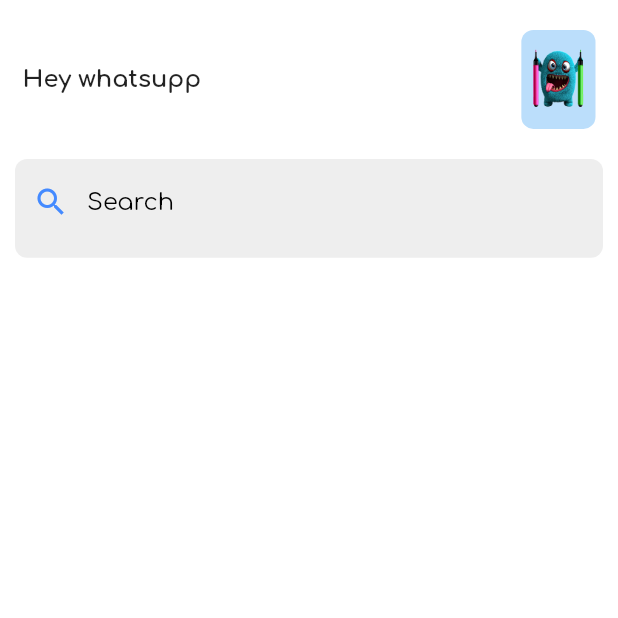
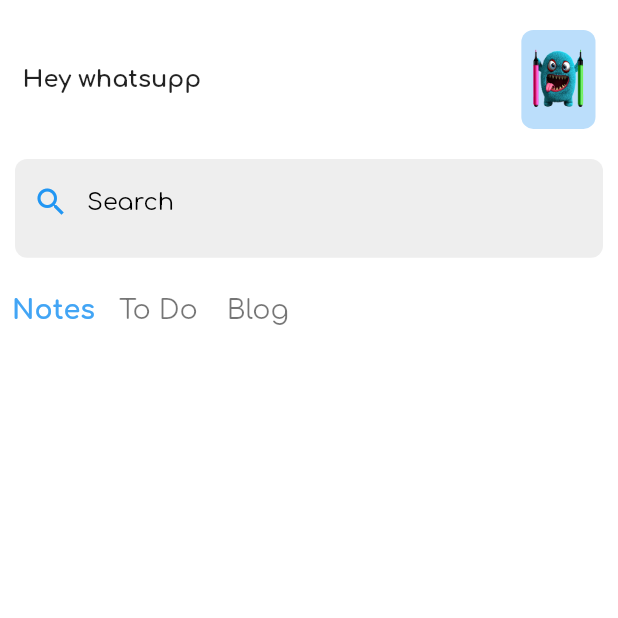
Before and after one commit to erdemgocen44/todo-app, a Flutter app: the screen it shows after launch, on a phone screen of 412 x 824 dp, the top half of it. Run offline on Flutter 3.47's test engine with Material 2 defaults, Android fonts, the phone set to English and light mode, and no system bars.

Commit message:
listbutton tamam

```diff
--- /dev/null
+++ b/lib/Pages/components/list_button_box.dart
@@ -0,0 +1,57 @@
+import 'package:flutter/material.dart';
+
+class ListButtonBox extends StatelessWidget {
+  const ListButtonBox({
+    Key? key,
+  }) : super(key: key);
+
+  @override
+  Widget build(BuildContext context) {
+    return Padding(
+      padding: const EdgeInsets.symmetric(vertical: 11.0),
+      child: Row(
+        children: [
+          ListButton(
+            isActive: true,
+            press: () {},
+            title: 'Notes',
+          ),
+          ListButton(
+            press: () {},
+            title: 'To Do',
+          ),
+          ListButton(
+            press: () {},
+            title: 'Blog',
+          ),
+        ],
+      ),
+    );
+  }
+}
+
+class ListButton extends StatelessWidget {
+  ListButton({
+    Key? key,
+    this.isActive = false,
+    required this.title,
+    required this.press,
+  }) : super(key: key);
+  final String title;
+  final VoidCallback press;
+  bool isActive;
+  @override
+  Widget build(BuildContext context) {
+    return TextButton(
+      onPressed: press,
+      child: Text(
+        title,
+        style: TextStyle(
+          fontSize: 18,
+          color: isActive == true ? Colors.blue[400] : Colors.black54,
+          fontWeight: isActive == true ? FontWeight.bold : FontWeight.normal,
+        ),
+      ),
+    );
+  }
+}
--- a/lib/Pages/components/searchbar_widget.dart
+++ b/lib/Pages/components/searchbar_widget.dart
@@ -19,7 +19,7 @@ class SearchBarWidget extends StatelessWidget {
           decoration: const InputDecoration(
             prefixIcon: Icon(
               Icons.search,
-              color: Colors.blueAccent,
+              color: Colors.blue,
             ),
             hintText: "Search",
             hintStyle: TextStyle(
--- a/lib/Pages/home_page.dart
+++ b/lib/Pages/home_page.dart
@@ -1,5 +1,6 @@
 import 'package:flutter/material.dart';
 import 'package:todo/Pages/components/custom_appbar.dart';
+import 'package:todo/Pages/components/list_button_box.dart';
 
 import 'components/searchbar_widget.dart';
 
@@ -17,7 +18,18 @@ class _HomePageState extends State<HomePage> {
       backgroundColor: Colors.white,
       body: SafeArea(
         child: Column(
-          children: [const CustomAppBarWidget(), SearchBarWidget()],
+          children: [
+            //appbar seaction
+            const CustomAppBarWidget(),
+            //searchBar seaction
+            const SearchBarWidget(),
+            //ListButton section
+            const ListButtonBox(),
+            //create addList data
+            Row(
+              children: [],
+            )
+          ],
         ),
       ),
     );
--- /dev/null
+++ b/lib/model/list_model.dart
@@ -0,0 +1 @@
+import 'package:flutter/material.dart';
```
